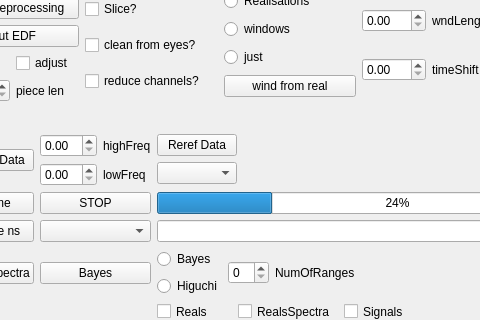
First picture: the form in mainwindow.ui, repository ArtfulVampire/SecondGUIrepo, before the edit; both pictures show x 354 to 834 and y 129 to 449 of the 1207 by 890 pixel window.
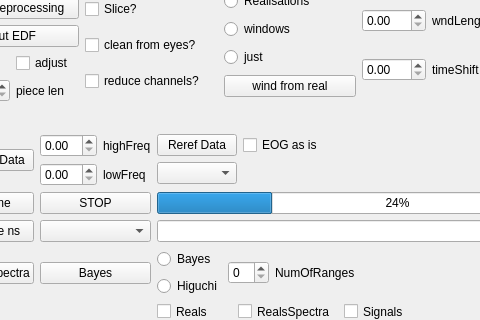
Second picture: the form after the edit.

Patch:
```diff
--- a/mainwindow.ui
+++ b/mainwindow.ui
@@ -608,15 +608,22 @@
        <item>
         <layout class="QHBoxLayout" name="horizontalLayout_17">
          <item>
-          <layout class="QVBoxLayout" name="verticalLayout_16">
-           <item>
+          <layout class="QGridLayout" name="gridLayout_9">
+           <item row="0" column="0">
             <widget class="QPushButton" name="rereferenceDataPushButton">
              <property name="text">
               <string>Reref Data</string>
              </property>
             </widget>
            </item>
-           <item>
+           <item row="0" column="1">
+            <widget class="QCheckBox" name="eogAsIsCheckBox">
+             <property name="text">
+              <string>EOG as is</string>
+             </property>
+            </widget>
+           </item>
+           <item row="1" column="0">
             <widget class="QComboBox" name="rereferenceDataComboBox"/>
            </item>
           </layout>
```
Left out of the diff: 4 changed lines with no effect on the pictures.
